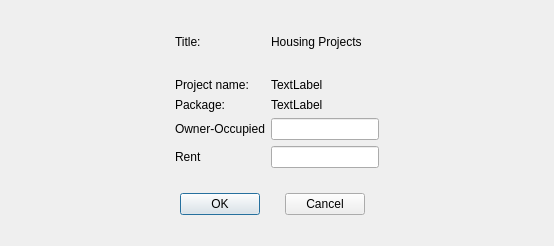
This is PlanningTool_housing.ui in rapha411/PlanningTool as Qt 5 draws it before an edit. The edited form follows.
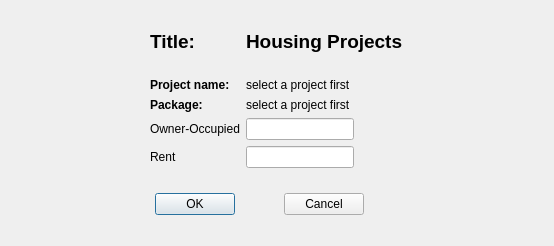
This is the edited form.

Diff of the .ui file:
```diff
--- a/PlanningTool_housing.ui
+++ b/PlanningTool_housing.ui
@@ -19,7 +19,7 @@
      <item row="2" column="0">
       <widget class="QLabel" name="label_7">
        <property name="text">
-        <string>Package:</string>
+        <string>&lt;html&gt;&lt;head/&gt;&lt;body&gt;&lt;p&gt;&lt;span style=&quot; font-weight:600;&quot;&gt;Package:&lt;/span&gt;&lt;/p&gt;&lt;/body&gt;&lt;/html&gt;</string>
        </property>
       </widget>
      </item>
@@ -52,14 +52,14 @@
      <item row="0" column="0">
       <widget class="QLabel" name="label_3">
        <property name="text">
-        <string>Title:</string>
+        <string>&lt;html&gt;&lt;head/&gt;&lt;body&gt;&lt;p&gt;&lt;span style=&quot; font-size:14pt; font-weight:600;&quot;&gt;Title:&lt;/span&gt;&lt;/p&gt;&lt;/body&gt;&lt;/html&gt;</string>
        </property>
       </widget>
      </item>
      <item row="1" column="0">
       <widget class="QLabel" name="label_5">
        <property name="text">
-        <string>Project name:</string>
+        <string>&lt;html&gt;&lt;head/&gt;&lt;body&gt;&lt;p&gt;&lt;span style=&quot; font-weight:600;&quot;&gt;Project name:&lt;/span&gt;&lt;/p&gt;&lt;/body&gt;&lt;/html&gt;</string>
        </property>
       </widget>
      </item>
@@ -72,14 +72,14 @@
         </sizepolicy>
        </property>
        <property name="text">
-        <string>TextLabel</string>
+        <string>select a project first</string>
        </property>
       </widget>
      </item>
      <item row="0" column="1">
       <widget class="QLabel" name="label_4">
        <property name="text">
-        <string>Housing Projects</string>
+        <string>&lt;html&gt;&lt;head/&gt;&lt;body&gt;&lt;p&gt;&lt;span style=&quot; font-size:14pt; font-weight:600;&quot;&gt;Housing Projects&lt;/span&gt;&lt;/p&gt;&lt;/body&gt;&lt;/html&gt;</string>
        </property>
       </widget>
      </item>
@@ -92,7 +92,7 @@
         </sizepolicy>
        </property>
        <property name="text">
-        <string>TextLabel</string>
+        <string>select a project first</string>
        </property>
       </widget>
      </item>
```
